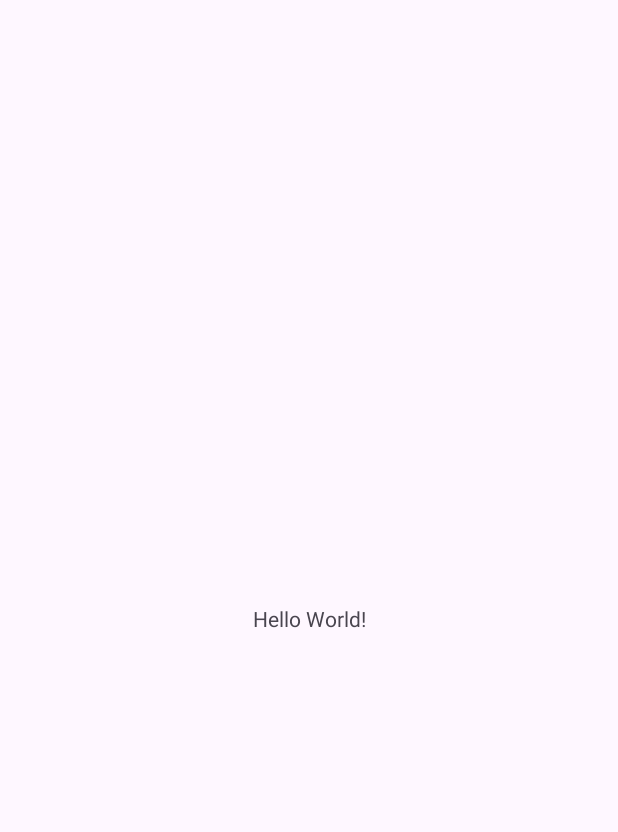
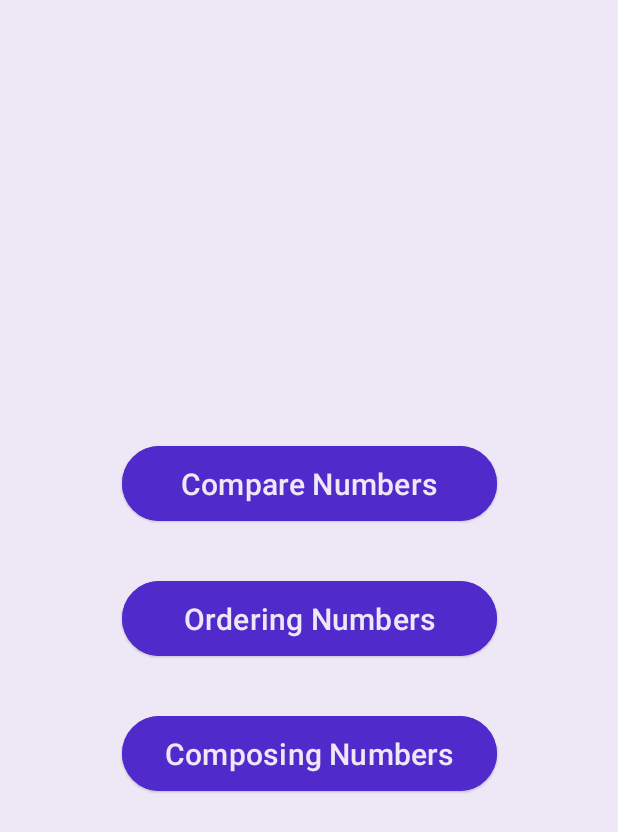
Before and after one commit to yangsaiyan/Android_ChildMathematicsApp, an Android app: the screen it shows after launch (MainActivity), on a phone screen of 412 x 824 dp. Before the commit the part shown is almost empty. Shown: the top 832 px of the screen. Run offline under Robolectric (Android 15) with nearby library versions, the phone set to English and light mode, and no system bars.

Commit message:
feat: added compare game

```diff
--- a/app/src/main/AndroidManifest.xml
+++ b/app/src/main/AndroidManifest.xml
@@ -13,6 +13,12 @@
         android:theme="@style/Theme.Mobile_Android_ChildMathematicsApp"
         tools:targetApi="31">
         <activity
+            android:name=".Home"
+            android:exported="false" />
+        <activity
+            android:name=".CompareNumbers"
+            android:exported="false" />
+        <activity
             android:name=".MainActivity"
             android:exported="true">
             <intent-filter>
--- /dev/null
+++ b/app/src/main/java/com/example/mobile_android_childmathematicsapp/Home.java
@@ -0,0 +1,25 @@
+package com.example.mobile_android_childmathematicsapp;
+
+import androidx.fragment.app.Fragment;
+
+import android.os.Bundle;
+import android.view.LayoutInflater;
+import android.view.View;
+import android.view.ViewGroup;
+import android.widget.Button;
+
+public class Home extends Fragment {
+
+    @Override
+    public View onCreateView(LayoutInflater inflater, ViewGroup container,
+                             Bundle savedInstanceState) {
+        View view = inflater.inflate(R.layout.activity_home, container, false);
+
+        Button button = view.findViewById(R.id.compareButton);
+        button.setOnClickListener(v -> {
+            ((MainActivity)requireActivity()).loadFragment(new CompareNumbers(), true);
+        });
+
+        return view;
+    }
+}
--- a/app/src/main/java/com/example/mobile_android_childmathematicsapp/MainActivity.java
+++ b/app/src/main/java/com/example/mobile_android_childmathematicsapp/MainActivity.java
@@ -1,6 +1,8 @@
 package com.example.mobile_android_childmathematicsapp;
 
 import androidx.appcompat.app.AppCompatActivity;
+import androidx.fragment.app.Fragment;
+import androidx.fragment.app.FragmentTransaction;
 
 import android.os.Bundle;
 
@@ -10,5 +12,34 @@ public class MainActivity extends AppCompatActivity {
     protected void onCreate(Bundle savedInstanceState) {
         super.onCreate(savedInstanceState);
         setContentView(R.layout.activity_main);
+
+        loadFragment(new Home(), false);
+    }
+
+    public void loadFragment(Fragment fragment, boolean addToBackStack) {
+        FragmentTransaction transaction = getSupportFragmentManager()
+                .beginTransaction()
+                .setCustomAnimations(
+                        R.anim.slide_in_down,    // enter
+                        R.anim.slide_out_up,    // exit
+                        R.anim.slide_in_up,     // popEnter (when fragment is popped from back stack)
+                        R.anim.slide_out_down   // popExit (when fragment is popped from back stack)
+                )
+                .replace(R.id.fragment_container, fragment);
+
+        if (addToBackStack) {
+            transaction.addToBackStack(null);
+        }
+
+        transaction.commit();
+    }
+
+    @Override
+    public void onBackPressed() {
+        if (getSupportFragmentManager().getBackStackEntryCount() > 0) {
+            getSupportFragmentManager().popBackStack();
+        } else {
+            super.onBackPressed();
+        }
     }
 }
--- /dev/null
+++ b/app/src/main/res/anim/slide_in_down.xml
@@ -0,0 +1,7 @@
+<?xml version="1.0" encoding="utf-8"?>
+<set xmlns:android="http://schemas.android.com/apk/res/android">
+    <translate
+        android:duration="500"
+        android:fromYDelta="-100%"
+        android:toYDelta="0%"/>
+</set>
--- /dev/null
+++ b/app/src/main/res/anim/slide_in_up.xml
@@ -0,0 +1,7 @@
+<?xml version="1.0" encoding="utf-8"?>
+<set xmlns:android="http://schemas.android.com/apk/res/android">
+    <translate
+        android:duration="500"
+        android:fromYDelta="100%"
+        android:toYDelta="0%"/>
+</set>
--- /dev/null
+++ b/app/src/main/res/anim/slide_out_down.xml
@@ -0,0 +1,7 @@
+<?xml version="1.0" encoding="utf-8"?>
+<set xmlns:android="http://schemas.android.com/apk/res/android">
+    <translate
+        android:duration="500"
+        android:fromYDelta="0%"
+        android:toYDelta="100%"/>
+</set>
--- /dev/null
+++ b/app/src/main/res/anim/slide_out_up.xml
@@ -0,0 +1,7 @@
+<?xml version="1.0" encoding="utf-8"?>
+<set xmlns:android="http://schemas.android.com/apk/res/android">
+    <translate
+        android:duration="500"
+        android:fromYDelta="0%"
+        android:toYDelta="100%"/>
+</set>
--- /dev/null
+++ b/app/src/main/res/color/button_toggle_color.xml
@@ -0,0 +1,6 @@
+<selector xmlns:android="http://schemas.android.com/apk/res/android">
+    <item
+        android:color="@color/secondary"
+        android:state_checked="true"
+        />
+</selector>
--- /dev/null
+++ b/app/src/main/res/drawable/back.xml
@@ -0,0 +1,6 @@
+<vector android:height="24dp" android:viewportHeight="1024"
+    android:viewportWidth="1024" android:width="24dp" xmlns:android="http://schemas.android.com/apk/res/android">
+    <path android:fillColor="@color/secondary"
+        android:pathData="M669.6,849.6c8.8,8 22.4,7.2 30.4,-1.6s7.2,-22.4 -1.6,-30.4l-309.6,-280c-8,-7.2 -8,-17.6 0,-24.8l309.6,-270.4c8.8,-8 9.6,-21.6 2.4,-30.4 -8,-8.8 -21.6,-9.6 -30.4,-2.4L360.8,480.8c-27.2,24 -28,64 -0.8,88.8l309.6,280z"
+        android:strokeColor="#000000" android:strokeWidth="102.4"/>
+</vector>
--- /dev/null
+++ b/app/src/main/res/layout/activity_home.xml
@@ -0,0 +1,62 @@
+<?xml version="1.0" encoding="utf-8"?>
+<androidx.constraintlayout.widget.ConstraintLayout xmlns:android="http://schemas.android.com/apk/res/android"
+    xmlns:app="http://schemas.android.com/apk/res-auto"
+    xmlns:tools="http://schemas.android.com/tools"
+    android:layout_width="match_parent"
+    android:layout_height="match_parent"
+    android:background="@color/main"
+    tools:context=".MainActivity">
+
+    <LinearLayout
+        android:layout_width="wrap_content"
+        android:layout_height="wrap_content"
+        android:orientation="vertical"
+        android:gravity="center"
+        app:layout_constraintTop_toTopOf="parent"
+        app:layout_constraintBottom_toBottomOf="parent"
+        app:layout_constraintStart_toStartOf="parent"
+        app:layout_constraintEnd_toEndOf="parent">
+
+        <Button
+            android:id="@+id/compareButton"
+            style="@style/Widget.Material3.Button.ElevatedButton"
+            android:layout_width="wrap_content"
+            android:layout_height="wrap_content"
+            android:layout_margin="16dp"
+            android:backgroundTint="@color/secondary"
+            android:minWidth="250dip"
+            android:minHeight="58dip"
+            android:text="Compare Numbers"
+            android:textColor="@color/main"
+            android:textSize="20sp" />
+
+        <Button
+            android:id="@+id/orderingButton"
+            style="@style/Widget.Material3.Button.ElevatedButton"
+            android:layout_width="wrap_content"
+            android:layout_height="wrap_content"
+            android:layout_margin="16dp"
+            android:backgroundTint="@color/secondary"
+            android:minWidth="250dip"
+            android:minHeight="58dip"
+            android:text="Ordering Numbers"
+            android:textColor="@color/main"
+            android:textSize="20sp" />
+
+        <Button
+            android:id="@+id/composingButton"
+            style="@style/Widget.Material3.Button.ElevatedButton"
+            android:layout_width="wrap_content"
+            android:layout_height="wrap_content"
+            android:layout_margin="16dp"
+            android:backgroundTint="@color/secondary"
+            android:minWidth="250dip"
+            android:minHeight="58dip"
+            android:text="Composing Numbers"
+            android:textColor="@color/main"
+            android:textSize="20sp" />
+
+    </LinearLayout>
+
+
+</androidx.constraintlayout.widget.ConstraintLayout>
--- a/app/src/main/res/layout/activity_main.xml
+++ b/app/src/main/res/layout/activity_main.xml
@@ -1,18 +1,5 @@
-<?xml version="1.0" encoding="utf-8"?>
-<androidx.constraintlayout.widget.ConstraintLayout xmlns:android="http://schemas.android.com/apk/res/android"
-    xmlns:app="http://schemas.android.com/apk/res-auto"
-    xmlns:tools="http://schemas.android.com/tools"
+<FrameLayout
+    xmlns:android="http://schemas.android.com/apk/res/android"
+    android:id="@+id/fragment_container"
     android:layout_width="match_parent"
-    android:layout_height="match_parent"
-    tools:context=".MainActivity">
-
-    <TextView
-        android:layout_width="wrap_content"
-        android:layout_height="wrap_content"
-        android:text="Hello World!"
-        app:layout_constraintBottom_toBottomOf="parent"
-        app:layout_constraintEnd_toEndOf="parent"
-        app:layout_constraintStart_toStartOf="parent"
-        app:layout_constraintTop_toTopOf="parent" />
-
-</androidx.constraintlayout.widget.ConstraintLayout>
+    android:layout_height="match_parent" />
--- a/app/src/main/res/values/colors.xml
+++ b/app/src/main/res/values/colors.xml
@@ -2,4 +2,6 @@
 <resources>
     <color name="black">#FF000000</color>
     <color name="white">#FFFFFFFF</color>
+    <color name="main">#EDE7F6</color>
+    <color name="secondary">#512ACC</color>
 </resources>
```
Also changed, not shown: app/src/main/java/com/example/mobile_android_childmathematicsapp/CompareNumbers.java (added, +131 -0 lines), app/src/main/res/color/button_text_toggle_color.xml (added, +7 -0 lines), app/src/main/res/layout/activity_compare_numbers.xml (added, +111 -0 lines).
